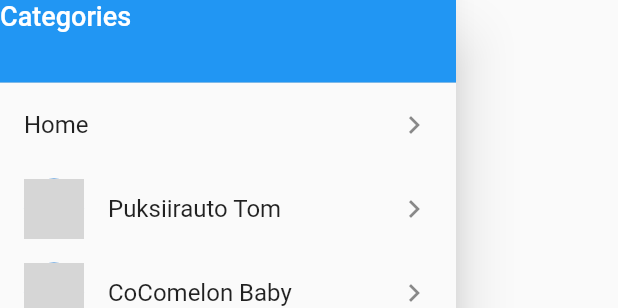
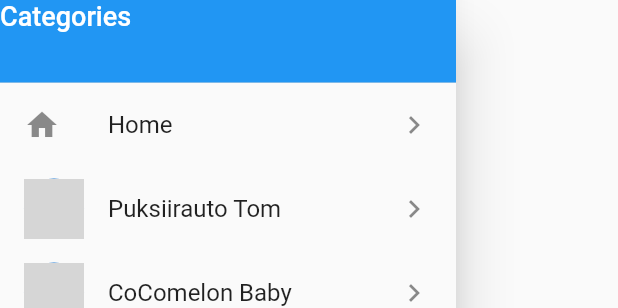
Before and after one commit to NinaWeiss/Mobiilirakenduste_arendamine, a Flutter app: the DrawerOnly widget shown alone on an empty page, opened directly, on a phone screen of 412 x 824 dp. Shown: the top 308 px of the screen. Run offline on Flutter 3.47's test engine with Material 2 defaults, Android fonts, the phone set to English and light mode, and no system bars; our stand-ins replace chewie, video_player; network calls fail; grey boxes are pictures that could not be loaded.

Commit message:
ListTile mod

```diff
--- a/lib/main.dart
+++ b/lib/main.dart
@@ -38,6 +38,8 @@ class DrawerOnly extends StatelessWidget{
     ),
       new ListTile(
         title: new Text("Home"),
+          leading: Icon(Icons.home),
+          //tileColor: Colors.cyan,
           trailing: Icon(Icons.keyboard_arrow_right),
         onTap: (){
           Navigator.pop(ctxt);
```
